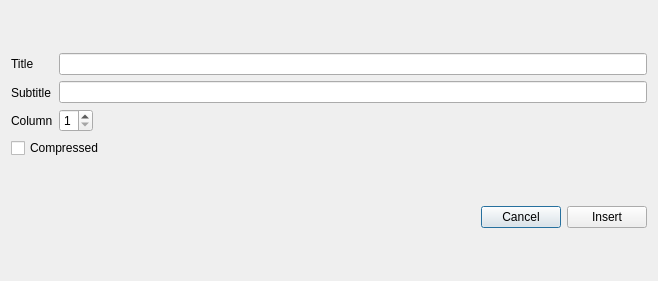
Old version of the form chordv-0.1/ui/dialognewsong.ui in the repository jpcima/chordv.
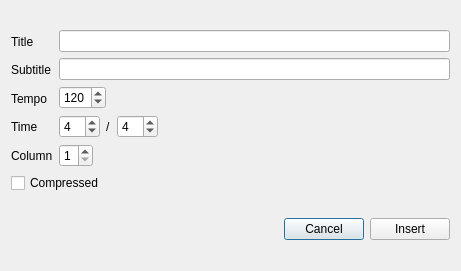
New version of the form.

```diff
--- a/chordv-0.1/ui/dialognewsong.ui
+++ b/chordv-0.1/ui/dialognewsong.ui
@@ -6,8 +6,8 @@
    <rect>
     <x>0</x>
     <y>0</y>
-    <width>658</width>
-    <height>281</height>
+    <width>461</width>
+    <height>271</height>
    </rect>
   </property>
   <property name="windowTitle">
@@ -36,6 +36,20 @@
              </property>
             </widget>
            </item>
+           <item>
+            <widget class="QLabel" name="labelTempo">
+             <property name="text">
+              <string>Tempo</string>
+             </property>
+            </widget>
+           </item>
+           <item>
+            <widget class="QLabel" name="labelTime">
+             <property name="text">
+              <string>Time</string>
+             </property>
+            </widget>
+           </item>
            <item>
             <widget class="QLabel" name="labelColumn">
              <property name="text">
@@ -53,6 +67,86 @@
            <item>
             <widget class="QLineEdit" name="lineEditSubtitle"/>
            </item>
+           <item>
+            <layout class="QHBoxLayout" name="horizontalLayout_7">
+             <item>
+              <widget class="QSpinBox" name="spinBoxTempo">
+               <property name="minimum">
+                <number>30</number>
+               </property>
+               <property name="maximum">
+                <number>300</number>
+               </property>
+               <property name="value">
+                <number>120</number>
+               </property>
+              </widget>
+             </item>
+             <item>
+              <spacer name="horizontalSpacer_5">
+               <property name="orientation">
+                <enum>Qt::Horizontal</enum>
+               </property>
+               <property name="sizeHint" stdset="0">
+                <size>
+                 <width>40</width>
+                 <height>20</height>
+                </size>
+               </property>
+              </spacer>
+             </item>
+            </layout>
+           </item>
+           <item>
+            <layout class="QHBoxLayout" name="horizontalLayout_6">
+             <item>
+              <widget class="QSpinBox" name="spinBoxTime1">
+               <property name="minimum">
+                <number>1</number>
+               </property>
+               <property name="maximum">
+                <number>64</number>
+               </property>
+               <property name="value">
+                <number>4</number>
+               </property>
+              </widget>
+             </item>
+             <item>
+              <widget class="QLabel" name="labelSlash">
+               <property name="text">
+                <string>/</string>
+               </property>
+              </widget>
+             </item>
+             <item>
+              <widget class="QSpinBox" name="spinBoxTime2">
+               <property name="minimum">
+                <number>1</number>
+               </property>
+               <property name="maximum">
+                <number>64</number>
+               </property>
+               <property name="value">
+                <number>4</number>
+               </property>
+              </widget>
+             </item>
+             <item>
+              <spacer name="horizontalSpacer_4">
+               <property name="orientation">
+                <enum>Qt::Horizontal</enum>
+               </property>
+               <property name="sizeHint" stdset="0">
+                <size>
+                 <width>40</width>
+                 <height>20</height>
+                </size>
+               </property>
+              </spacer>
+             </item>
+            </layout>
+           </item>
            <item>
             <layout class="QHBoxLayout" name="horizontalLayout">
              <item>
@@ -66,17 +160,21 @@
               </widget>
              </item>
              <item>
-              <spacer name="horizontalSpacer">
-               <property name="orientation">
-                <enum>Qt::Horizontal</enum>
-               </property>
-               <property name="sizeHint" stdset="0">
-                <size>
-                 <width>40</width>
-                 <height>20</height>
-                </size>
-               </property>
-              </spacer>
+              <layout class="QHBoxLayout" name="horizontalLayout_5">
+               <item>
+                <spacer name="horizontalSpacer_3">
+                 <property name="orientation">
+                  <enum>Qt::Horizontal</enum>
+                 </property>
+                 <property name="sizeHint" stdset="0">
+                  <size>
+                   <width>40</width>
+                   <height>20</height>
+                  </size>
+                 </property>
+                </spacer>
+               </item>
+              </layout>
              </item>
             </layout>
            </item>
```
